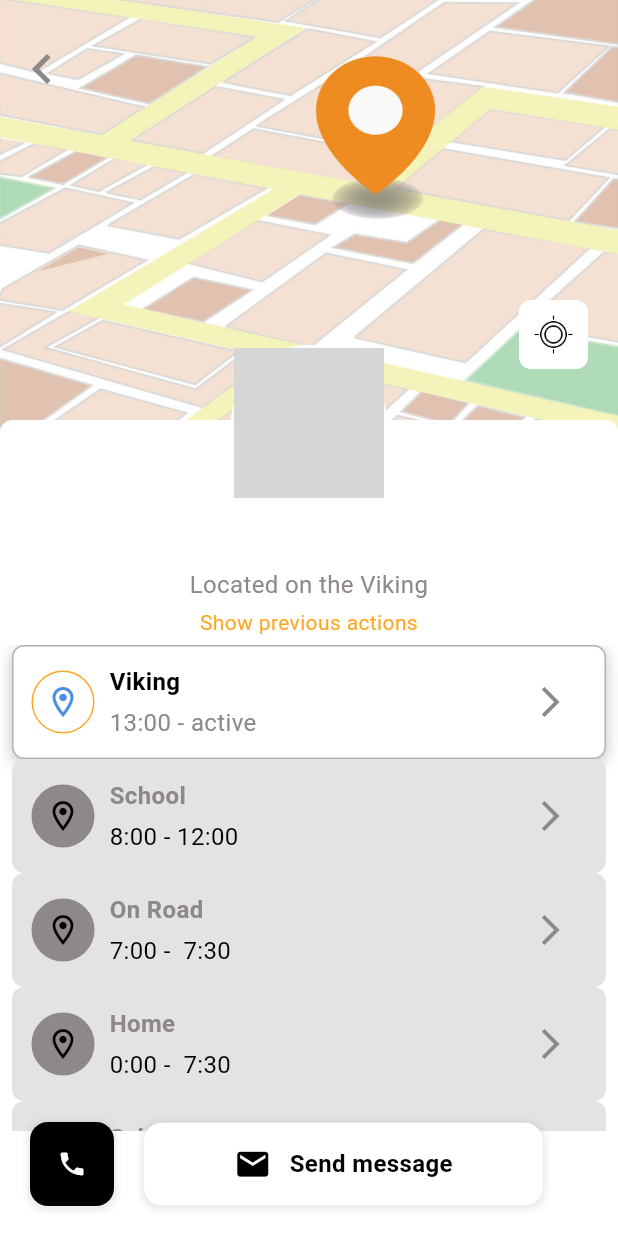
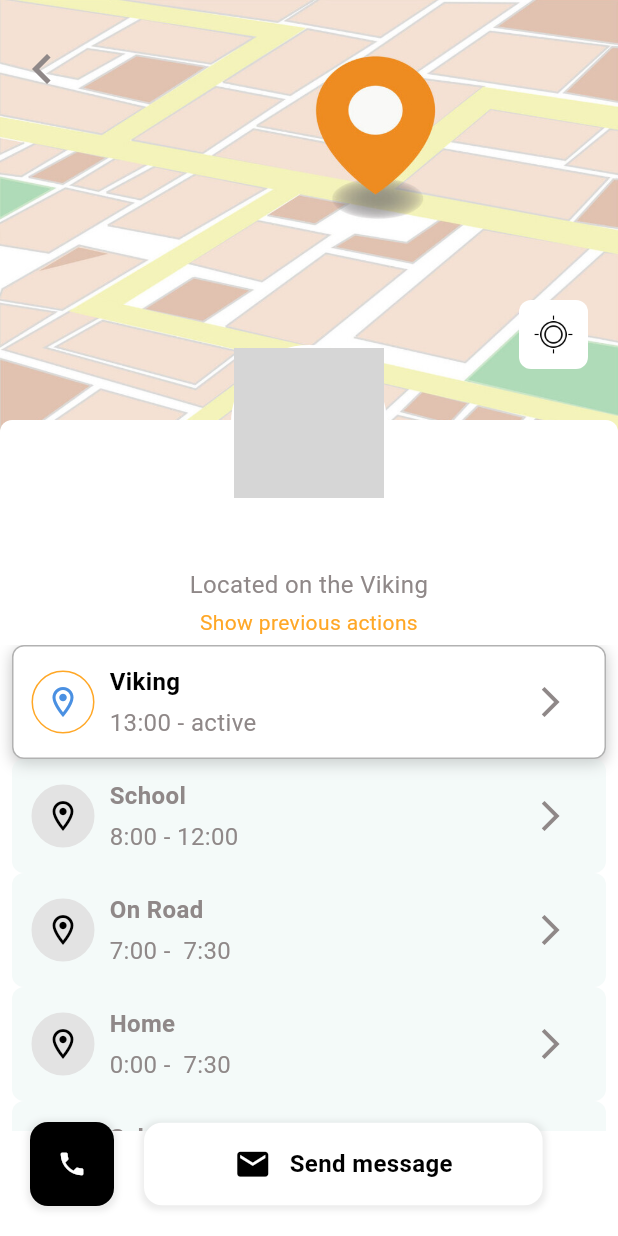
Before and after one commit to HuyLN38/ParentLink, a Flutter app: the LocationPage screen opened directly with empty values, on a phone screen of 412 x 824 dp. Run offline on Flutter 3.47's test engine with Material 3 defaults, Android fonts, the light colour scheme and no system bars; our stand-ins replace flutter_svg, iconly; missing offline and left inert: animator; grey boxes are pictures that could not be loaded.

Commit message:
change color in page child

```diff
--- a/lib/builder/child_location_tile.dart
+++ b/lib/builder/child_location_tile.dart
@@ -26,7 +26,7 @@ class ChildLocationTile extends StatelessWidget {
         ),
 
       ],
-      color: childLocation.active == 'null' ? Apptheme.colors.gray_light: Apptheme.colors.white,
+      color: childLocation.active == 'null' ? Apptheme.colors.pale_blue.withOpacity(0.3): Apptheme.colors.white,
         borderRadius: BorderRadius.circular(8)
       ),
       child: Row(
@@ -37,10 +37,10 @@ class ChildLocationTile extends StatelessWidget {
               // Icon location
               Container(
                 decoration: BoxDecoration(
-                  color: childLocation.active == 'null' ? Apptheme.colors.gray:Apptheme.colors.white,
+                  color: childLocation.active == 'null' ? Apptheme.colors.gray_light:Apptheme.colors.white,
                   shape: BoxShape.circle,
                   border: Border.all(
-                    color: childLocation.active == 'null' ? Apptheme.colors.gray:Apptheme.colors.orage,
+                    color: childLocation.active == 'null' ? Apptheme.colors.gray_light:Apptheme.colors.orage,
                     width: 1,
                   ),
                 ),
@@ -58,7 +58,7 @@ class ChildLocationTile extends StatelessWidget {
                   Text(
                     childLocation.location,
                     style: TextStyle(
-                      color: childLocation.active == 'null' ? Apptheme.colors.gray: Apptheme.colors.black,
+                      color: childLocation.active == 'null' ? Apptheme.colors.gray : Apptheme.colors.black,
                       fontSize: 16,
                       fontWeight: FontWeight.bold,
                     ),
@@ -68,7 +68,7 @@ class ChildLocationTile extends StatelessWidget {
                     '${childLocation.timeStart} - ${childLocation.active == 'null' ? childLocation.timeEnd : childLocation.active}',
                     style: TextStyle(
                       fontSize: 16,
-                      color: childLocation.active == 'null' ?Apptheme.colors.black: Apptheme.colors.gray,
+                      color: Apptheme.colors.gray,
                     ),
                   ),
                 ],
--- a/lib/model/control/control_child_location.dart
+++ b/lib/model/control/control_child_location.dart
@@ -7,10 +7,10 @@ class ControlChildLocation extends ChangeNotifier{
     ChildLocation('School', '8:00','12:00', 'null' ),
     ChildLocation('On Road', '7:00' ,' 7:30', 'null'),
     ChildLocation('Home', '0:00' ,' 7:30', 'null'),
-        ChildLocation('School', '8:00','12:00', 'null' ),
+    ChildLocation('School', '8:00','12:00', 'null' ),
     ChildLocation('On Road', '7:00' ,' 7:30', 'null'),
     ChildLocation('Home', '0:00' ,' 7:30', 'null'),
-        ChildLocation('School', '8:00','12:00', 'null' ),
+    ChildLocation('School', '8:00','12:00', 'null' ),
     ChildLocation('On Road', '7:00' ,' 7:30', 'null'),
     ChildLocation('Home', '0:00' ,' 7:30', 'null'),
   ];
--- a/lib/pages/home/location_page.dart
+++ b/lib/pages/home/location_page.dart
@@ -220,14 +220,10 @@ class LocationPage extends StatelessWidget {
                         ),
                       ),
                     )
-
                   ],
                 )
               )
-
-
         ],
-
       ),
     );
   }
```
